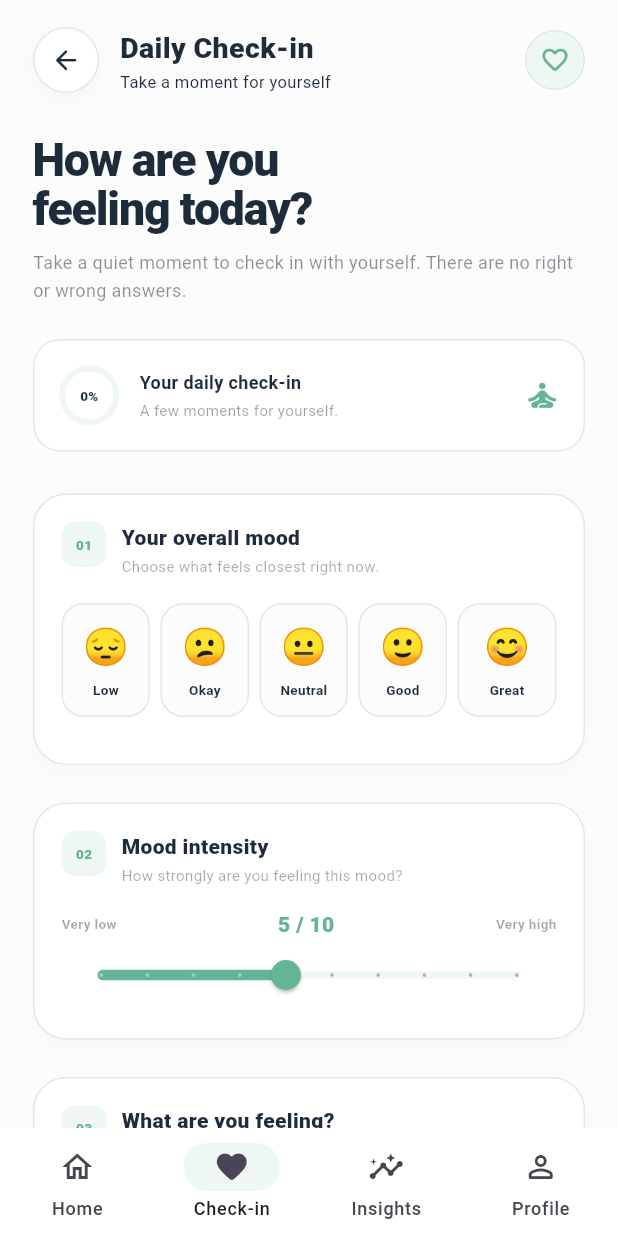
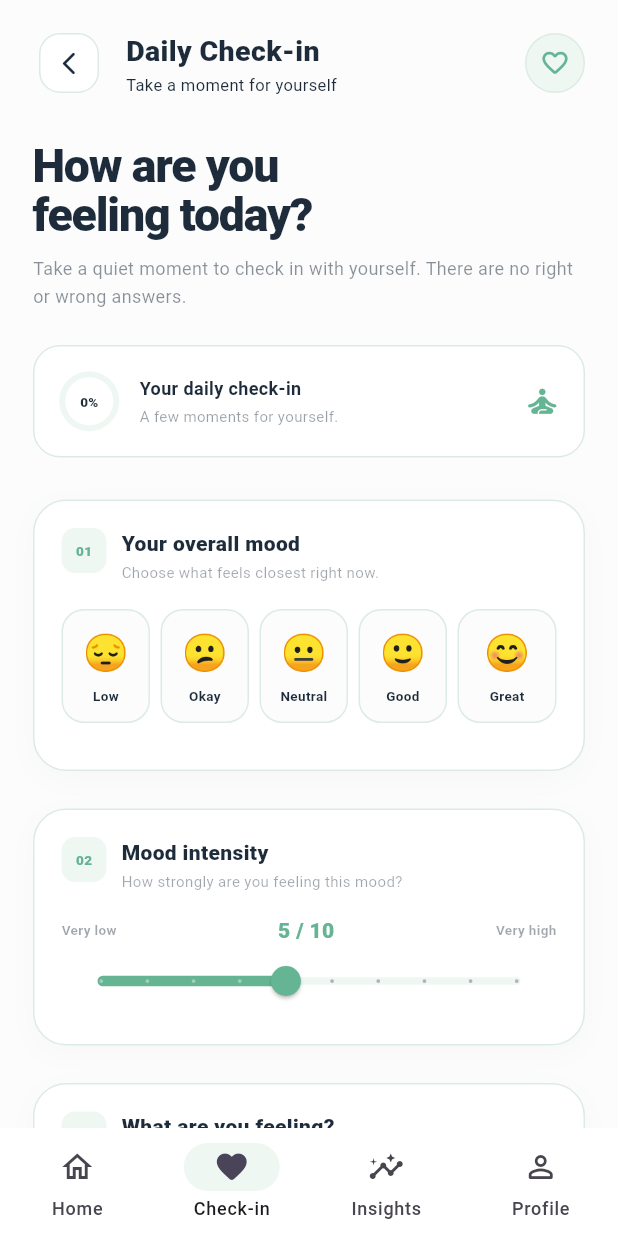
Before and after one commit to AmreenaAkhtar123/Final-year-project, a Flutter app: the screen it shows after launch, item 2 of the bottom bar chosen, on a phone screen of 412 x 824 dp. Run offline on Flutter 3.47's test engine with Material 3 defaults, Android fonts, the phone set to English and light mode, and no system bars; our stand-ins replace audioplayers, camera, image_picker, shared_preferences; missing offline and left inert: record.

Commit message:
Fixing the back button in Check-in page

```diff
--- a/frontend/lib/screens/check_in_screen.dart
+++ b/frontend/lib/screens/check_in_screen.dart
@@ -4,7 +4,12 @@ import '../../core/constants/app_colors.dart';
 import 'home_screen.dart';
 
 class CheckInScreen extends StatefulWidget {
-  const CheckInScreen({super.key});
+  final VoidCallback onBackToHome;
+
+  const CheckInScreen({
+    super.key,
+    required this.onBackToHome,
+  });
 
   @override
   State<CheckInScreen> createState() => _CheckInScreenState();
@@ -420,30 +425,21 @@ class _CheckInScreenState extends State<CheckInScreen> {
         // BACK BUTTON
         // --------------------------------------------------------
 
-        GestureDetector(
-          onTap: () => Navigator.pop(context),
-          child: Container(
-            width: 44,
-            height: 44,
-            decoration: BoxDecoration(
-              color: Colors.white,
-              shape: BoxShape.circle,
-              border: Border.all(
+        IconButton(
+          onPressed: widget.onBackToHome,
+          style: IconButton.styleFrom(
+            backgroundColor: Colors.white,
+            shape: RoundedRectangleBorder(
+              borderRadius: BorderRadius.circular(14),
+              side: const BorderSide(
                 color: AppColors.borderMint,
               ),
-              boxShadow: [
-                BoxShadow(
-                  color: AppColors.navy.withValues(alpha: 0.04),
-                  blurRadius: 10,
-                  offset: const Offset(0, 3),
-                ),
-              ],
-            ),
-            child: const Icon(
-              Icons.arrow_back_rounded,
-              color: AppColors.navy,
-              size: 21,
-            ),
+            ),
+          ),
+          icon: const Icon(
+            Icons.arrow_back_ios_new_rounded,
+            color: AppColors.navy,
+            size: 18,
           ),
         ),
 
--- a/frontend/lib/screens/home_screen.dart
+++ b/frontend/lib/screens/home_screen.dart
@@ -57,8 +57,16 @@ class _HomeScreenState extends State<HomeScreen> {
         child: IndexedStack(
           index: _selectedIndex,
           children: [
-            const _HomeFeed(),
-            const CheckInScreen(),
+            _HomeFeed(),
+
+            CheckInScreen(
+              onBackToHome: () {
+                setState(() {
+                  _selectedIndex = 0;
+                });
+              },
+            ),
+
             InsightsScreen(
               onBackToHome: () {
                 setState(() {
@@ -66,6 +74,7 @@ class _HomeScreenState extends State<HomeScreen> {
                 });
               },
             ),
+
             const ProfileScreen(),
           ],
         ),
@@ -605,7 +614,11 @@ class _HomeFeedState extends State<_HomeFeed> {
                   onPressed: () {
                     _open(
                       context,
-                      const CheckInScreen(),
+                      CheckInScreen(
+                        onBackToHome: () {
+                          Navigator.pop(context);
+                        },
+                      ),
                     );
                   },
                   style: FilledButton.styleFrom(
```
